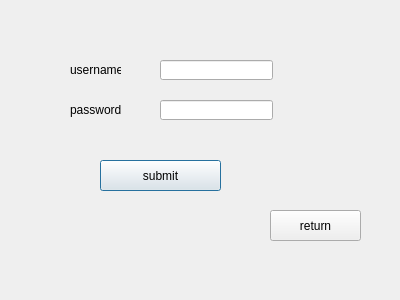
Qt form LibraryManagementSystem/loginpage.ui (jkxing/LibraryManagementSystem) before a commit.
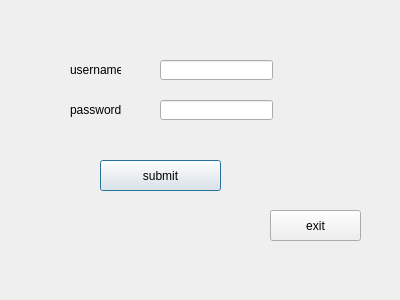
The same form after that commit.

```diff
--- a/LibraryManagementSystem/loginpage.ui
+++ b/LibraryManagementSystem/loginpage.ui
@@ -82,7 +82,7 @@
     </rect>
    </property>
    <property name="text">
-    <string>return</string>
+    <string>exit</string>
    </property>
   </widget>
  </widget>
```
